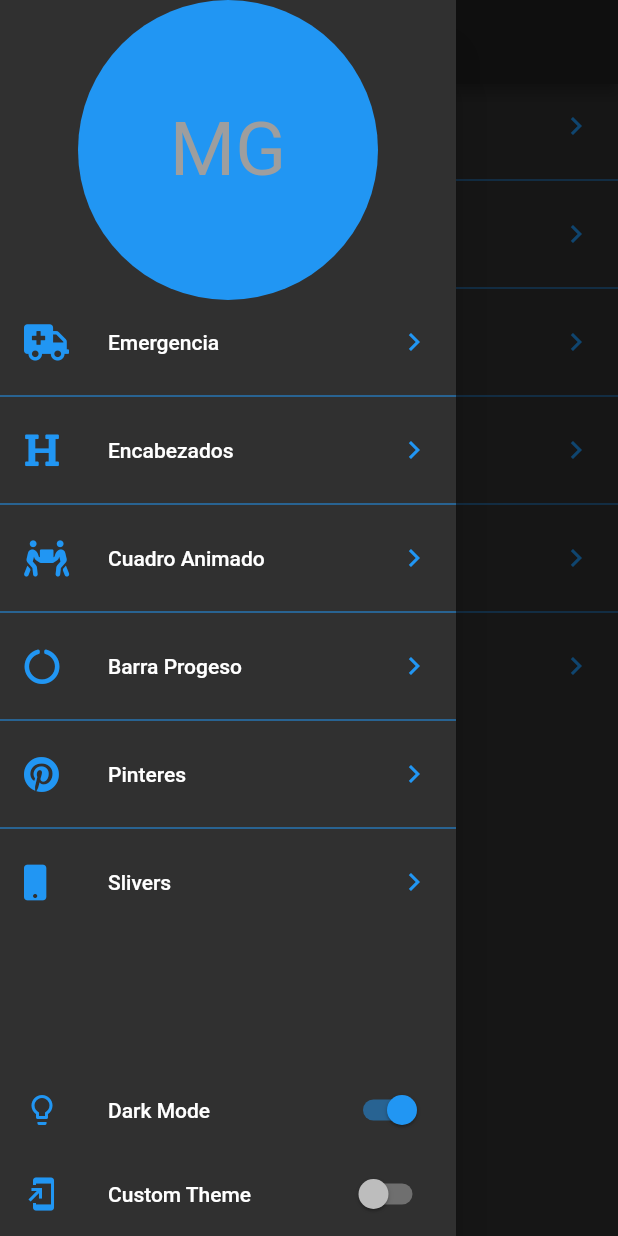
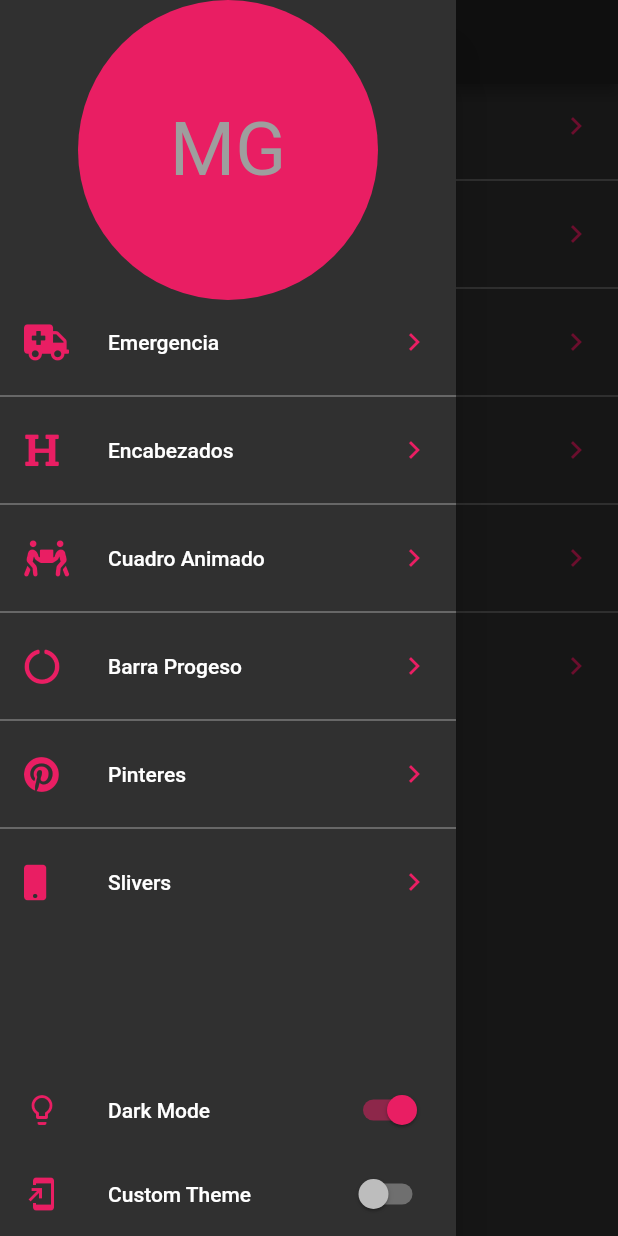
Before and after one commit to MarioAGtzC/Intermediate_Flutter, a Flutter app: the screen it shows after launch, with the side drawer open, on a phone screen of 412 x 824 dp. Run offline on Flutter 3.47's test engine with Material 2 defaults, Android fonts, the phone set to English and light mode, and no system bars; our stand-ins replace animate_do, font_awesome_flutter.

Commit message:
Almost end of section 10

```diff
--- a/disenos_app/lib/src/pages/headers_page.dart
+++ b/disenos_app/lib/src/pages/headers_page.dart
@@ -1,12 +1,16 @@
+import 'package:disenos_app/src/theme/theme.dart';
 import 'package:flutter/material.dart';
 
 import 'package:disenos_app/src/widgets/headers.dart';
+import 'package:provider/provider.dart';
 
 class HeadersPage extends StatelessWidget {
   @override
   Widget build(BuildContext context) {
+    final appTheme = Provider.of<ThemeChanger>(context).currentTheme.accentColor;
+
     return Scaffold(
-      body: HeaderWave(),
+      body: HeaderWave(color: appTheme,)
     );
   }
 }
--- a/disenos_app/lib/src/pages/launcher_page.dart
+++ b/disenos_app/lib/src/pages/launcher_page.dart
@@ -21,16 +21,18 @@ class LauncherPage extends StatelessWidget {
 class _ListaOpciones extends StatelessWidget {
   @override
   Widget build(BuildContext context) {
+    final appTheme = Provider.of<ThemeChanger>(context).currentTheme;
+
     return ListView.separated(
       physics: BouncingScrollPhysics(),
       separatorBuilder: (context, i) => Divider(
-        color: Colors.blue,
+        color: appTheme.primaryColorLight,
       ),
       itemCount: pageRoutes.length,
       itemBuilder: (context, i) => ListTile(
-        leading: FaIcon(pageRoutes[i].icon, color: Colors.blue,),
+        leading: FaIcon(pageRoutes[i].icon, color: appTheme.accentColor,),
         title: Text(pageRoutes[i].titulo),
-        trailing: Icon(Icons.chevron_right, color: Colors.blue,),
+        trailing: Icon(Icons.chevron_right, color: appTheme.accentColor,),
         onTap: () {
           Navigator.push(context, MaterialPageRoute(builder: (context) => pageRoutes[i].page));
         },
@@ -53,7 +55,7 @@ class _MenuPrincipal extends StatelessWidget {
                 width: double.infinity,
                 height: 200,
                 child: CircleAvatar(
-                  backgroundColor: Colors.blue,
+                  backgroundColor: appTheme.currentTheme.accentColor,
                   child: Text('MG', style: TextStyle(fontSize: 50),),
                 ),
               ),
@@ -62,11 +64,11 @@ class _MenuPrincipal extends StatelessWidget {
               child: _ListaOpciones()
             ),
             ListTile(
-              leading: Icon(Icons.lightbulb_outline, color: Colors.blue,),
+              leading: Icon(Icons.lightbulb_outline, color: appTheme.currentTheme.accentColor,),
               title: Text('Dark Mode'),
               trailing: Switch.adaptive(
                 value: appTheme.darkTheme,
-                activeColor: Colors.blue,
+                activeColor: appTheme.currentTheme.accentColor,
                 onChanged: (value) => appTheme.darkTheme = value
               ),
             ),
@@ -76,11 +78,11 @@ class _MenuPrincipal extends StatelessWidget {
               left: false,
               right: false,
               child: ListTile(
-                leading: Icon(Icons.add_to_home_screen, color: Colors.blue,),
+                leading: Icon(Icons.add_to_home_screen, color: appTheme.currentTheme.accentColor,),
                 title: Text('Custom Theme'),
                 trailing: Switch.adaptive(
                   value: appTheme.customTheme,
-                  activeColor: Colors.blue,
+                  activeColor: appTheme.currentTheme.accentColor,
                 onChanged: (value) => appTheme.customTheme = value
                 ),
               ),
--- a/disenos_app/lib/src/theme/theme.dart
+++ b/disenos_app/lib/src/theme/theme.dart
@@ -20,12 +20,13 @@ class ThemeChanger with ChangeNotifier {
       case 2: // dark
         _darkTheme = true;
         _customTheme = false;
-        _currentTheme = ThemeData.dark();
+        _currentTheme = ThemeData.dark().copyWith(
+          accentColor: Colors.pink,
+        );
       break;
       case 3: // custom
         _darkTheme = false;
         _customTheme = true;
-        _currentTheme = ThemeData.light();
       break;
       default:
         _darkTheme = false;
@@ -38,7 +39,9 @@ class ThemeChanger with ChangeNotifier {
     _customTheme = false;
     _darkTheme = value;
     if(value) {
-      _currentTheme = ThemeData.dark();
+      _currentTheme = ThemeData.dark().copyWith(
+        accentColor: Colors.pink
+      );
     } else {
       _currentTheme = ThemeData.light();
     }
@@ -49,7 +52,14 @@ class ThemeChanger with ChangeNotifier {
     _customTheme = value;
     _darkTheme = false;
     if(value) {
-      _currentTheme = ThemeData.light();
+      _currentTheme = ThemeData.dark().copyWith(
+        accentColor: Color(0xff48A0EB),
+        primaryColorLight: Colors.white,
+        scaffoldBackgroundColor: Color(0xff16202B),
+        textTheme: TextTheme(
+          bodyText1: TextStyle(color: Colors.white)
+        )
+      );
     } else {
       _currentTheme = ThemeData.light();
     }
```
Also changed, not shown: disenos_app/lib/src/pages/graficas_circulares_page.dart (+7 -4 lines), disenos_app/lib/src/pages/pinterest_page.dart (+4 -3 lines), disenos_app/lib/src/widgets/headers.dart (+10 -2 lines).
